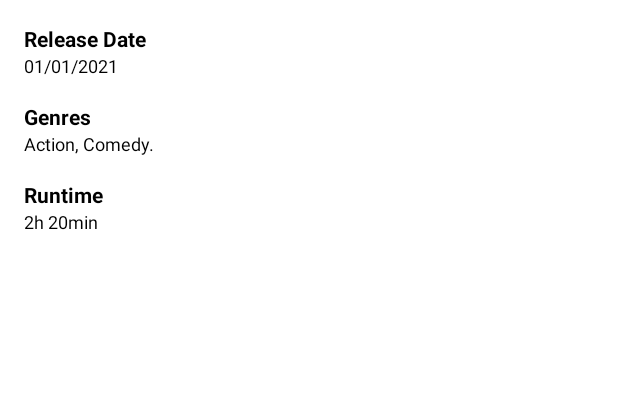
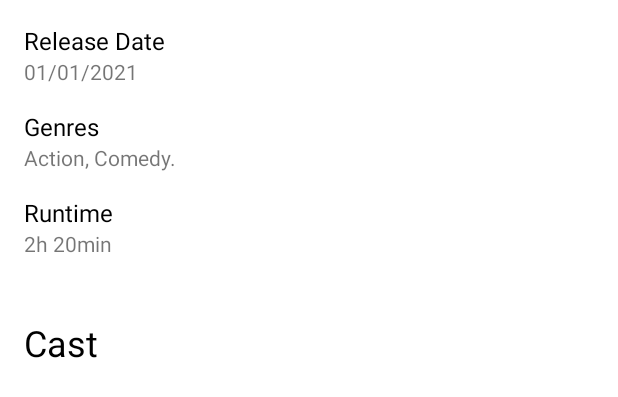
Before and after one commit to gustavopeq/CineTracker, an Android app: the layout model_movie_details.xml on its own in the app's theme, with its tools: preview values and no code run, on a phone screen of 412 x 824 dp. Shown: the top 397 px of the screen. Run offline under Robolectric (Android 15) with nearby library versions, the phone set to English and light mode, and no system bars.

Commit message:
Cast carousel added

```diff
--- a/app/src/main/java/gustavo/projects/restapi/Constants.kt
+++ b/app/src/main/java/gustavo/projects/restapi/Constants.kt
@@ -3,7 +3,8 @@ package gustavo.projects.restapi
 object Constants {
 
     const val API_KEY = "1d1b00098614494b1604f69cca5ec62d"
-    const val POSTER_URL = "https://image.tmdb.org/t/p/w500"
+    const val BASE_IMAGE_URL = "https://image.tmdb.org/t/p/w500"
+    const val MISSING_PROFILE_PICTURE_URL = "https://www.kindpng.com/picc/m/144-1447559_profile-icon-missing-profile-picture-icon-hd-png.png"
 
     const val PAGE_SIZE = 20
     const val PREFETCH_DISTANCE = PAGE_SIZE * 2
--- a/app/src/main/java/gustavo/projects/restapi/domain/mappers/MovieCreditsMapper.kt
+++ b/app/src/main/java/gustavo/projects/restapi/domain/mappers/MovieCreditsMapper.kt
@@ -11,7 +11,7 @@ object MovieCreditsMapper {
         val listOfCast = mutableListOf<MovieCast>()
 
         response.cast.forEach {
-            listOfCast.add(MovieCast(it.character, it.name, it.profile_path))
+            listOfCast.add(MovieCast(it.character, it.id, it.name, it.profile_path))
         }
 
         return MovieCredits(response.id, listOfCast)
--- a/app/src/main/java/gustavo/projects/restapi/domain/models/MovieCast.kt
+++ b/app/src/main/java/gustavo/projects/restapi/domain/models/MovieCast.kt
@@ -2,6 +2,7 @@ package gustavo.projects.restapi.domain.models
 
 data class MovieCast(
         val character: String?,
+        val id: Int?,
         val name: String?,
         val profile_path: String?
 )
--- a/app/src/main/java/gustavo/projects/restapi/epoxy/PopularMoviesPagingEpoxyController.kt
+++ b/app/src/main/java/gustavo/projects/restapi/epoxy/PopularMoviesPagingEpoxyController.kt
@@ -34,7 +34,7 @@ class PopularMoviesPagingEpoxyController(
     ): ViewBindingKotlinModel<ModelPopularMovieListItemBinding>(R.layout.model_popular_movie_list_item) {
 
         override fun ModelPopularMovieListItemBinding.bind() {
-            val fullPosterPath = Constants.POSTER_URL + posterPath
+            val fullPosterPath = Constants.BASE_IMAGE_URL + posterPath
             Picasso.get().load(fullPosterPath).into(movieImageView)
             movieTitleTextView.text = movieTitle
             movieRatingTextView.text = movieRating.toString()
--- a/app/src/main/res/layout/model_movie_details.xml
+++ b/app/src/main/res/layout/model_movie_details.xml
@@ -5,80 +5,86 @@
     xmlns:app="http://schemas.android.com/apk/res-auto"
     android:layout_height="wrap_content">
 
-    <androidx.appcompat.widget.AppCompatTextView
+    <com.google.android.material.textview.MaterialTextView
         android:id="@+id/releaseDateTitle"
-        android:layout_width="86dp"
+        android:layout_width="wrap_content"
         android:layout_height="wrap_content"
         android:layout_margin="16dp"
         android:layout_marginStart="16dp"
         android:layout_marginTop="48dp"
         android:text="Release Date"
-        android:textColor="?attr/colorOnBackground"
-        android:textSize="14sp"
-        android:textStyle="bold"
+        android:textColor="@color/black"
+        android:textSize="16sp"
         app:layout_constraintStart_toStartOf="parent"
         app:layout_constraintTop_toTopOf="parent" />
 
 
-    <androidx.appcompat.widget.AppCompatTextView
+    <com.google.android.material.textview.MaterialTextView
         android:id="@+id/releaseDateTextView"
         android:layout_width="wrap_content"
         android:layout_height="wrap_content"
         android:text="01/01/2021"
-        android:textColor="?attr/colorOnBackground"
-        android:textSize="12sp"
+        android:textSize="14sp"
         app:layout_constraintStart_toStartOf="@+id/releaseDateTitle"
         app:layout_constraintTop_toBottomOf="@+id/releaseDateTitle" />
 
-    <androidx.appcompat.widget.AppCompatTextView
+    <com.google.android.material.textview.MaterialTextView
         android:id="@+id/genresListTitle"
-        android:layout_width="86dp"
+        android:layout_width="wrap_content"
         android:layout_height="wrap_content"
         android:layout_margin="16dp"
         android:layout_marginStart="16dp"
         android:layout_marginTop="48dp"
         android:text="Genres"
-        android:textColor="?attr/colorOnBackground"
-        android:textSize="14sp"
-        android:textStyle="bold"
+        android:textColor="@color/black"
+        android:textSize="16sp"
         app:layout_constraintStart_toStartOf="parent"
         app:layout_constraintTop_toBottomOf="@+id/releaseDateTextView" />
 
 
-    <androidx.appcompat.widget.AppCompatTextView
+    <com.google.android.material.textview.MaterialTextView
         android:id="@+id/genresTextView"
         android:layout_width="wrap_content"
         android:layout_height="wrap_content"
         android:text="Action, Comedy."
-        android:textColor="?attr/colorOnBackground"
-        android:textSize="12sp"
+        android:textSize="14sp"
         app:layout_constraintStart_toStartOf="@+id/genresListTitle"
         app:layout_constraintTop_toBottomOf="@+id/genresListTitle" />
 
-    <androidx.appcompat.widget.AppCompatTextView
+    <com.google.android.material.textview.MaterialTextView
         android:id="@+id/runtimeTitle"
-        android:layout_width="86dp"
+        android:layout_width="wrap_content"
         android:layout_height="wrap_content"
         android:layout_margin="16dp"
         android:layout_marginStart="16dp"
         android:layout_marginTop="48dp"
         android:text="Runtime"
-        android:textColor="?attr/colorOnBackground"
-        android:textSize="14sp"
-        android:textStyle="bold"
+        android:textColor="@color/black"
+        android:textSize="16sp"
         app:layout_constraintStart_toStartOf="parent"
         app:layout_constraintTop_toBottomOf="@+id/genresTextView" />
 
 
-    <androidx.appcompat.widget.AppCompatTextView
+    <com.google.android.material.textview.MaterialTextView
         android:id="@+id/runtimeTextView"
         android:layout_width="wrap_content"
         android:layout_height="wrap_content"
         android:text="2h 20min"
-        android:textColor="?attr/colorOnBackground"
-        android:textSize="12sp"
+        android:textSize="14sp"
         app:layout_constraintStart_toStartOf="@+id/runtimeTitle"
         app:layout_constraintTop_toBottomOf="@+id/runtimeTitle" />
+
+    <com.google.android.material.textview.MaterialTextView
+        android:id="@+id/castTitle"
+        android:layout_width="wrap_content"
+        android:layout_height="wrap_content"
+        android:layout_marginStart="16dp"
+        android:layout_marginTop="40dp"
+        android:text="Cast"
+        android:textColor="@color/black"
+        android:textSize="24sp"
+        app:layout_constraintStart_toStartOf="parent"
+        app:layout_constraintTop_toBottomOf="@+id/runtimeTextView" />
 
 
 
--- a/app/src/main/res/layout/model_movie_overview.xml
+++ b/app/src/main/res/layout/model_movie_overview.xml
@@ -4,13 +4,13 @@
     android:layout_width="match_parent"
     android:layout_height="wrap_content">
 
-    <androidx.appcompat.widget.AppCompatTextView
+    <com.google.android.material.textview.MaterialTextView
         android:id="@+id/overviewTextView"
         android:layout_width="0dp"
         android:layout_height="wrap_content"
         android:layout_margin="16dp"
         android:text="Overview"
-        android:textColor="?attr/colorOnBackground"
+        android:textColor="@color/black"
         android:textSize="14sp"
         app:layout_constraintEnd_toEndOf="parent"
         app:layout_constraintStart_toStartOf="parent"
--- a/app/src/main/res/layout/model_movie_title.xml
+++ b/app/src/main/res/layout/model_movie_title.xml
@@ -4,13 +4,13 @@
     android:layout_width="match_parent"
     android:layout_height="wrap_content">
 
-    <androidx.appcompat.widget.AppCompatTextView
+    <com.google.android.material.textview.MaterialTextView
         android:id="@+id/titleTextView"
         android:layout_width="wrap_content"
         android:layout_height="wrap_content"
         android:layout_margin="16dp"
         android:text="Movie Title"
-        android:textColor="?attr/colorOnBackground"
+        android:textColor="@color/black"
         android:textSize="24sp"
         app:layout_constraintLeft_toLeftOf="parent"
         app:layout_constraintTop_toTopOf="parent" />
--- a/app/src/main/res/values/themes.xml
+++ b/app/src/main/res/values/themes.xml
@@ -13,4 +13,9 @@
         <item name="android:statusBarColor" tools:targetApi="l">?attr/colorPrimaryVariant</item>
         <!-- Customize your theme here. -->
     </style>
+
+    <style name="ShapeAppearanceOverlay.RestAPI" parent="">
+        <item name="cornerSize">50%</item>
+    </style>
+
 </resources>
```
Also changed, not shown: app/src/main/java/gustavo/projects/restapi/epoxy/MovieDetailsEpoxyController.kt (+30 -1 lines), app/src/main/res/layout/model_cast_carousel_item.xml (added, +41 -0 lines).
